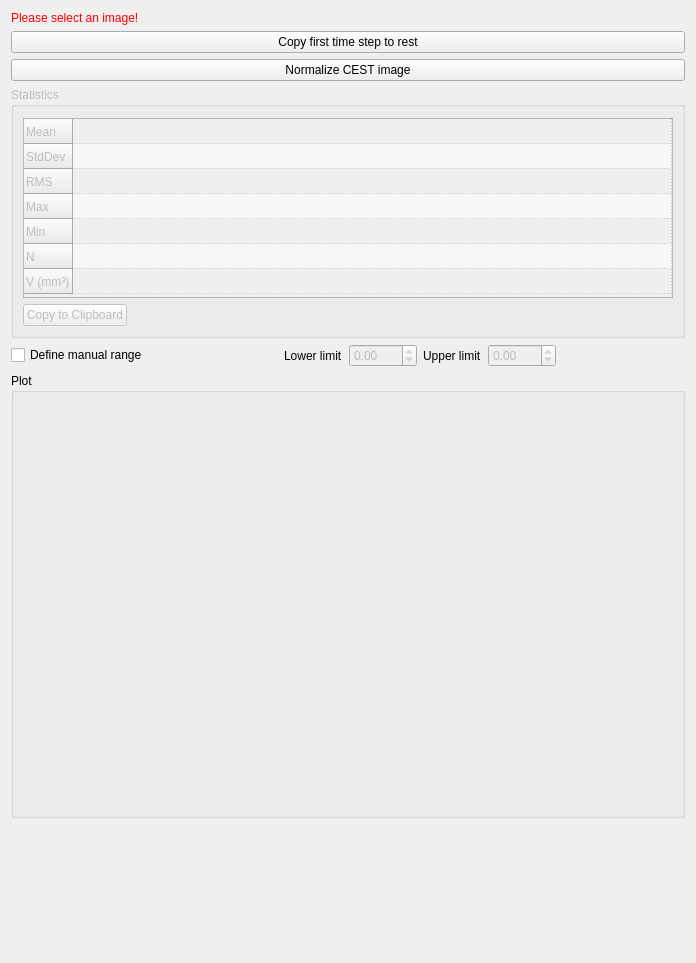
Before: the Qt Designer form Plugins/org.mitk.gui.qt.cest/src/internal/QmitkCESTStatisticsViewControls.ui in MITK/MITK, drawn with Qt 5.
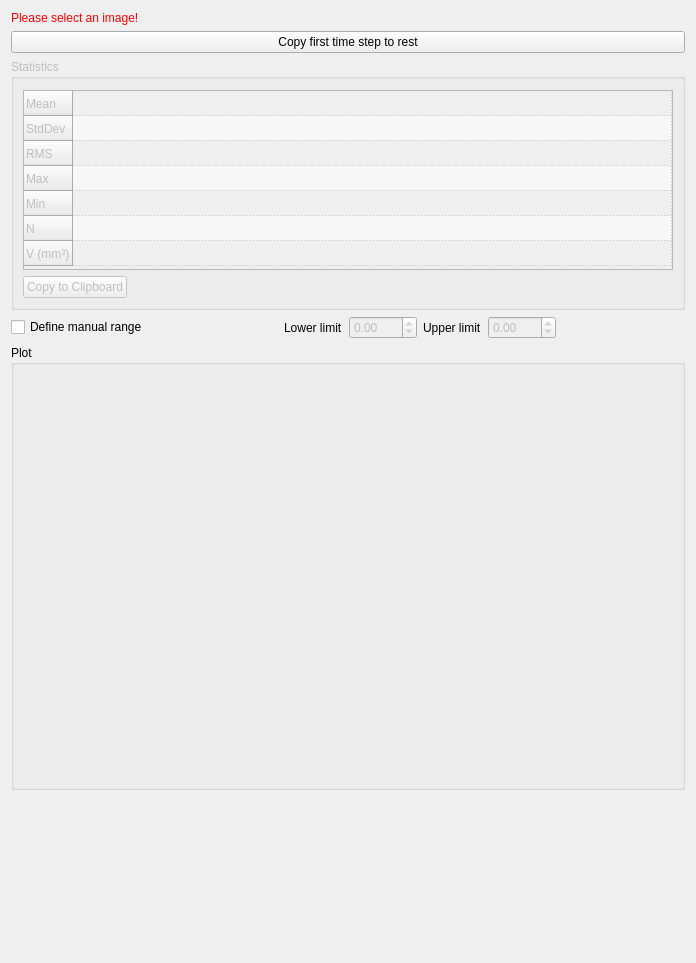
After: the same form once the commit is applied. Custom widgets are drawn as their Qt base class.

Diff of the .ui file:
```diff
--- a/Plugins/org.mitk.gui.qt.cest/src/internal/QmitkCESTStatisticsViewControls.ui
+++ b/Plugins/org.mitk.gui.qt.cest/src/internal/QmitkCESTStatisticsViewControls.ui
@@ -40,13 +40,6 @@
      </property>
     </widget>
    </item>
-   <item>
-    <widget class="QPushButton" name="normalizeImagePushButton">
-     <property name="text">
-      <string>Normalize CEST image</string>
-     </property>
-    </widget>
-   </item>
    <item>
     <widget class="QGroupBox" name="m_StatisticsGroupBox">
      <property name="enabled">
```
